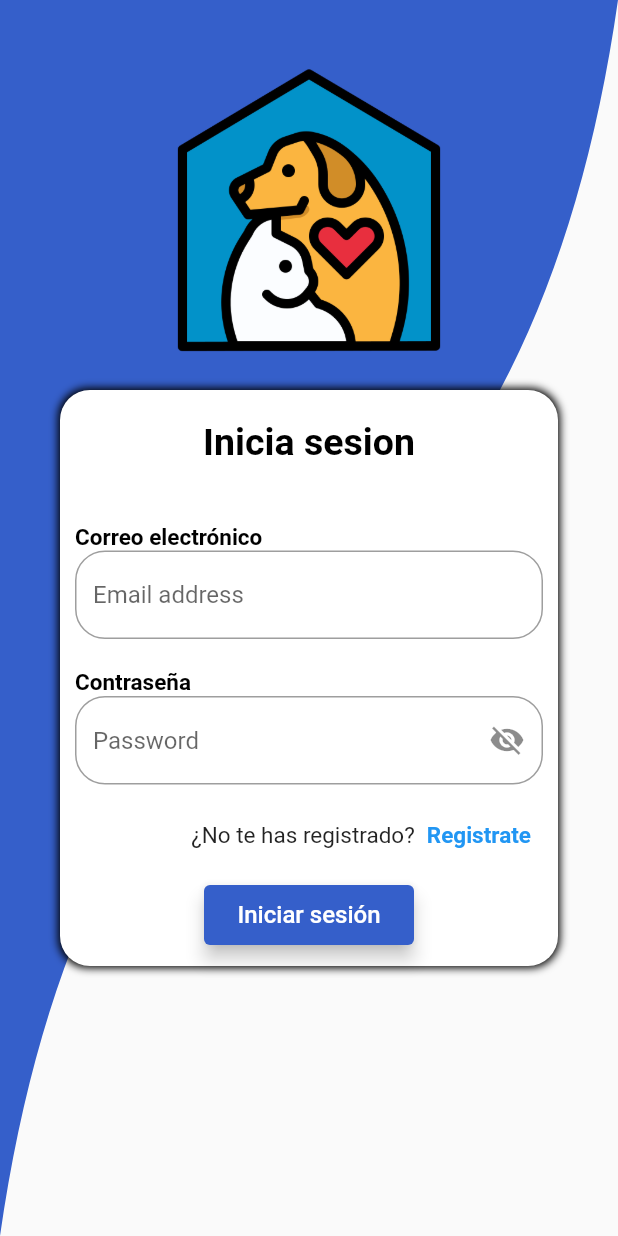
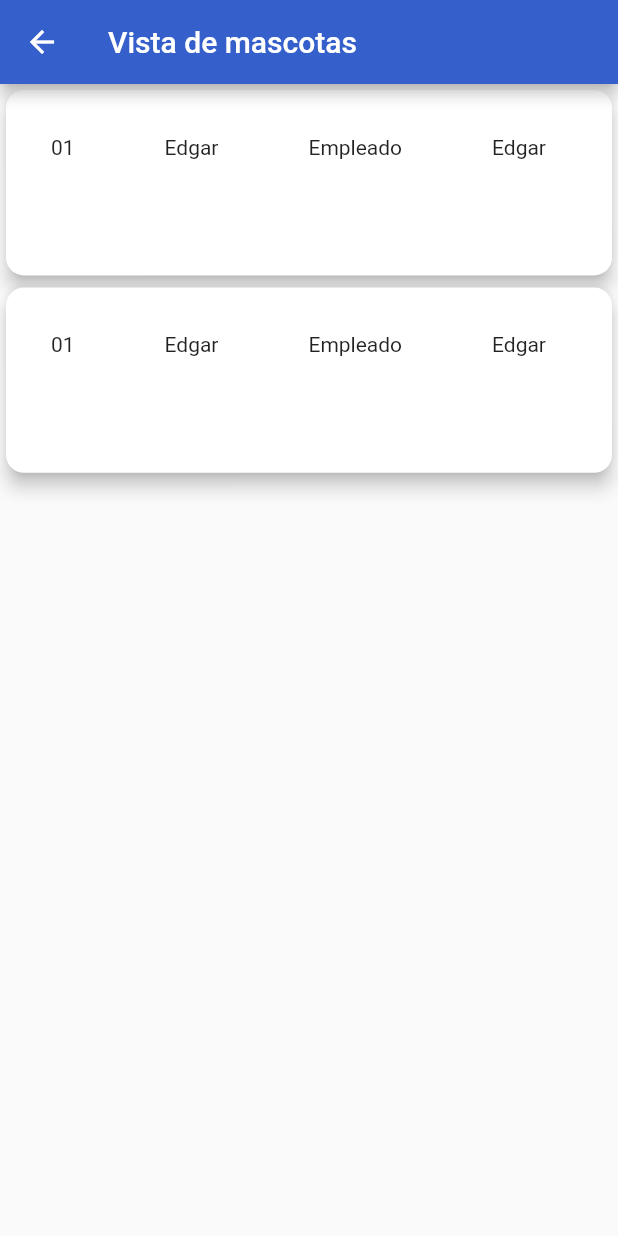
Before and after one commit to Gugodin/FlutterManto, a Flutter app: the screen it shows after launch, on a phone screen of 412 x 824 dp. Run offline on Flutter 3.47's test engine with Material 2 defaults, Android fonts, the phone set to English and light mode, and no system bars.

Commit message:
Vista mascota

```diff
--- a/lib/main.dart
+++ b/lib/main.dart
@@ -1,6 +1,7 @@
 import 'package:flutter/material.dart';
 import 'package:provider/provider.dart';
 import 'package:veterinariamanto/pages/login.dart';
+import 'package:veterinariamanto/pages/mascotas.dart';
 import 'package:veterinariamanto/providers/sesion_info.dart';
 import 'package:veterinariamanto/pages/medicamentos.dart';
 
@@ -26,12 +27,59 @@
         theme: ThemeData(
           primarySwatch: Colors.blue,
         ),
-        initialRoute: '/',
+        initialRoute: 'Mascotas',
         routes: {
           '/': (context) => Login(),
           'Medicamentos': (context) => Medicamentos(),
+          'Mascotas': (context) => Mascotas(),
         },
       ),
     );
   }
 }
+
+
+// Expanded(
+//             child: SizedBox(
+//               height: 300,
+//               child: ListView.builder(
+//               itemCount: 10,
+//               itemBuilder: (context, position){
+//                 return _cards(width,height);
+//               },
+//             ),
+//             )
+
+//           )
+// Widget _cards(double width, double height) {
+//   return Card(
+//     elevation: 5,
+
+//     shape: RoundedRectangleBorder(borderRadius: BorderRadius.circular(12)),
+//     child: Row(
+//       children: [
+
+//               Container(
+//                 padding: EdgeInsets.only(top:30,left: 30,right: 30),
+//                 height: height0.15,
+//                 child: const Text('01'),
+//               ),
+//               Container(
+//                 padding: EdgeInsets.only(top:30,left: 30,right: 30),
+//                 height: height0.15,
+//                 child: const Text('Edgar'),
+//               ),
+//               Container(
+//                 padding: EdgeInsets.only(top:30,left: 30,right: 30),
+//                 height: height0.15,
+//                 child: const Text('Empleado'),
+//               ),
+//               Container(
+//                 padding: EdgeInsets.only(left:30,top: 30),
+//                 height: height0.15,
+//                 child: const Text('Edgar'),
+//               ),
+//       ],
+//     ),
+//   );
+// }
--- /dev/null
+++ b/lib/pages/mascotas.dart
@@ -0,0 +1,87 @@
+import 'package:flutter/material.dart';
+import 'package:veterinariamanto/assets/Colors/color.dart';
+
+class Mascotas extends StatefulWidget {
+  Mascotas({Key? key}) : super(key: key);
+
+  @override
+  State<Mascotas> createState() => _MascotasState();
+}
+
+class _MascotasState extends State<Mascotas> {
+  @override
+  Widget build(BuildContext context) {
+
+    double width = MediaQuery.of(context).size.width;
+    double height = MediaQuery.of(context).size.height;
+
+    return Scaffold(
+      appBar: AppBar(
+        leading: const Icon(Icons.arrow_back_outlined),
+        title: const Text('Vista de mascotas'),
+        backgroundColor: ColorSelect.loginBackGround,
+      ),
+      body:  Container(
+        width: double.infinity,
+        height: double.infinity,
+        color: Colors.transparent,
+        child: Expanded(
+          child: SizedBox(
+            height: 300,
+            child: ListView.builder(
+            itemCount: 2,
+            itemBuilder: (context, position){
+              return _cards(width,height);
+            },
+          ),
+          )
+
+        ),
+      ),
+      // body: ListView(
+      //   children: const [
+      //     Card(
+      //       color: ColorSelect.txtLogin,
+      //       child: ListTile(
+      //         title: Text('PRIMERA CARD'),
+      //         textColor: Colors.white,
+      //       ),
+      //     )
+      //   ],
+      // ),
+    );
+  }
+}
+
+Widget _cards(double width, double height) {
+  return Card(
+    elevation: 5,
+
+    shape: RoundedRectangleBorder(borderRadius: BorderRadius.circular(12)),
+    child: Row(
+      children: [
+
+              Container(
+                padding: EdgeInsets.only(top:30,left: 30,right: 30),
+                height: height * 0.15,
+                child: const Text('01'),
+              ),
+              Container(
+                padding: EdgeInsets.only(top:30,left: 30,right: 30),
+                height: height * 0.15,
+                child: const Text('Edgar'),
+              ),
+              Container(
+                padding: EdgeInsets.only(top:30,left: 30,right: 30),
+                height: height * 0.15,
+                child: const Text('Empleado'),
+              ),
+              Container(
+                padding: EdgeInsets.only(left:30,top: 30),
+                height: height * 0.15,
+                child: const Text('Edgar'),
+              ),
+      ],
+    ),
+  );
+}
--- a/pubspec.yaml
+++ b/pubspec.yaml
@@ -18,7 +18,7 @@ publish_to: 'none' # Remove this line if you wish to publish to pub.dev
 version: 1.0.0+1
 
 environment:
-  sdk: ">=2.15.1 <3.0.0"
+  sdk: ">=2.16.1 <3.0.0"
 
 # Dependencies specify other packages that your package needs in order to work.
 # To automatically upgrade your package dependencies to the latest versions
```
Also changed, not shown: pubspec.lock.
